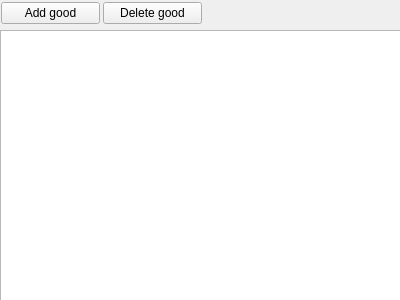
Old version of the form productmanagerform.ui in the repository itumashyk/TofP.
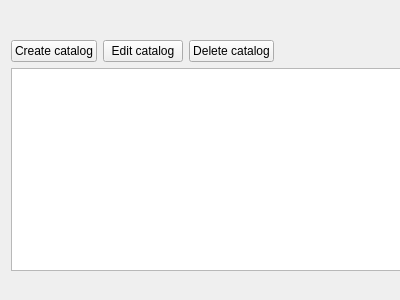
New version of the form.

```diff
--- a/productmanagerform.ui
+++ b/productmanagerform.ui
@@ -25,45 +25,75 @@
   <property name="autoFillBackground">
    <bool>false</bool>
   </property>
-  <widget class="QTableView" name="tableView">
+  <widget class="QWidget" name="gridLayoutWidget">
    <property name="geometry">
     <rect>
-     <x>0</x>
-     <y>30</y>
-     <width>401</width>
-     <height>271</height>
+     <x>11</x>
+     <y>40</y>
+     <width>415</width>
+     <height>231</height>
     </rect>
    </property>
-  </widget>
-  <widget class="QWidget" name="">
-   <property name="geometry">
-    <rect>
-     <x>1</x>
-     <y>1</y>
-     <width>201</width>
-     <height>25</height>
-    </rect>
-   </property>
-   <layout class="QHBoxLayout" name="horizontalLayout">
-    <property name="spacing">
-     <number>3</number>
-    </property>
-    <property name="sizeConstraint">
-     <enum>QLayout::SetMinimumSize</enum>
-    </property>
-    <item>
-     <widget class="QPushButton" name="createCatalog">
-      <property name="text">
-       <string>Add good</string>
+   <layout class="QGridLayout" name="gridLayout">
+    <item row="2" column="0">
+     <widget class="QTableView" name="tableView">
+      <property name="alternatingRowColors">
+       <bool>true</bool>
       </property>
+      <property name="selectionMode">
+       <enum>QAbstractItemView::SingleSelection</enum>
+      </property>
+      <property name="selectionBehavior">
+       <enum>QAbstractItemView::SelectRows</enum>
+      </property>
+      <property name="sortingEnabled">
+       <bool>true</bool>
+      </property>
+      <attribute name="horizontalHeaderStretchLastSection">
+       <bool>true</bool>
+      </attribute>
+      <attribute name="verticalHeaderStretchLastSection">
+       <bool>false</bool>
+      </attribute>
      </widget>
     </item>
-    <item>
-     <widget class="QPushButton" name="pushButton">
-      <property name="text">
-       <string>Delete good</string>
-      </property>
-     </widget>
+    <item row="0" column="0">
+     <layout class="QHBoxLayout" name="horizontalLayout">
+      <item>
+       <widget class="QPushButton" name="pushButton_2">
+        <property name="text">
+         <string>Create catalog</string>
+        </property>
+       </widget>
+      </item>
+      <item>
+       <widget class="QPushButton" name="pushButton_3">
+        <property name="text">
+         <string>Edit catalog</string>
+        </property>
+       </widget>
+      </item>
+      <item>
+       <widget class="QPushButton" name="pushButton_4">
+        <property name="text">
+         <string>Delete catalog</string>
+        </property>
+       </widget>
+      </item>
+      <item>
+       <spacer name="horizontalSpacer">
+        <property name="orientation">
+         <enum>Qt::Horizontal</enum>
+        </property>
+        <property name="sizeHint" stdset="0">
+         <size>
+          <width>40</width>
+          <height>20</height>
+         </size>
+        </property>
+       </spacer>
+      </item>
+     </layout>
     </item>
    </layout>
   </widget>
```
Left out of the diff: 19 changed lines with no effect on the pictures.
